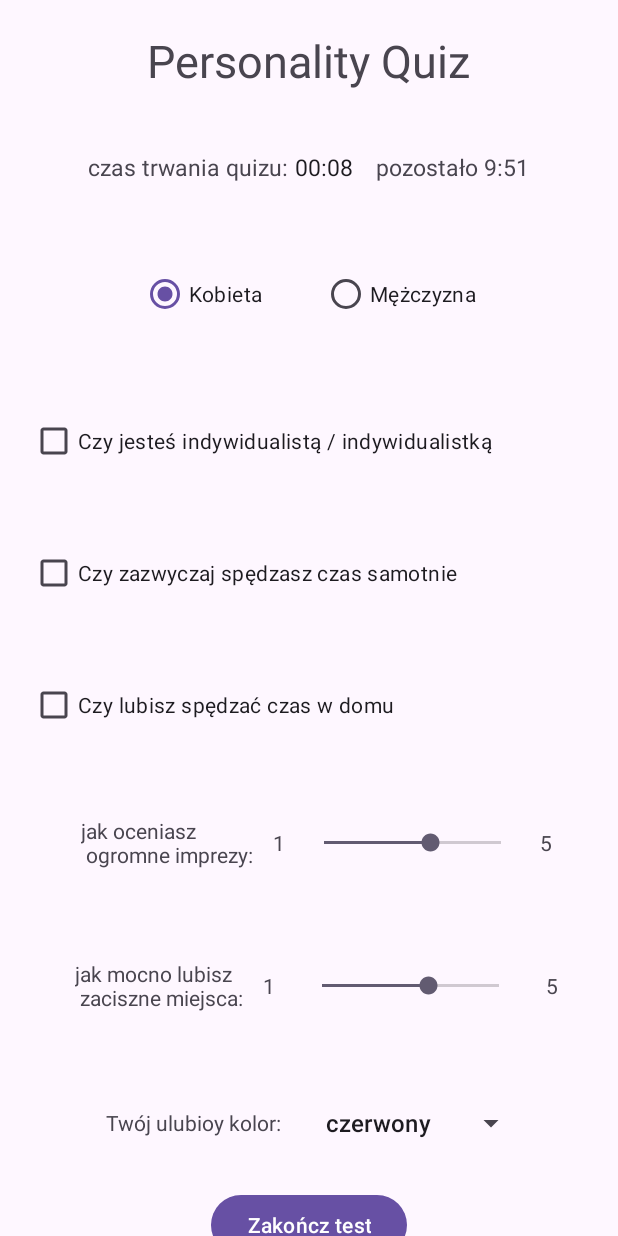
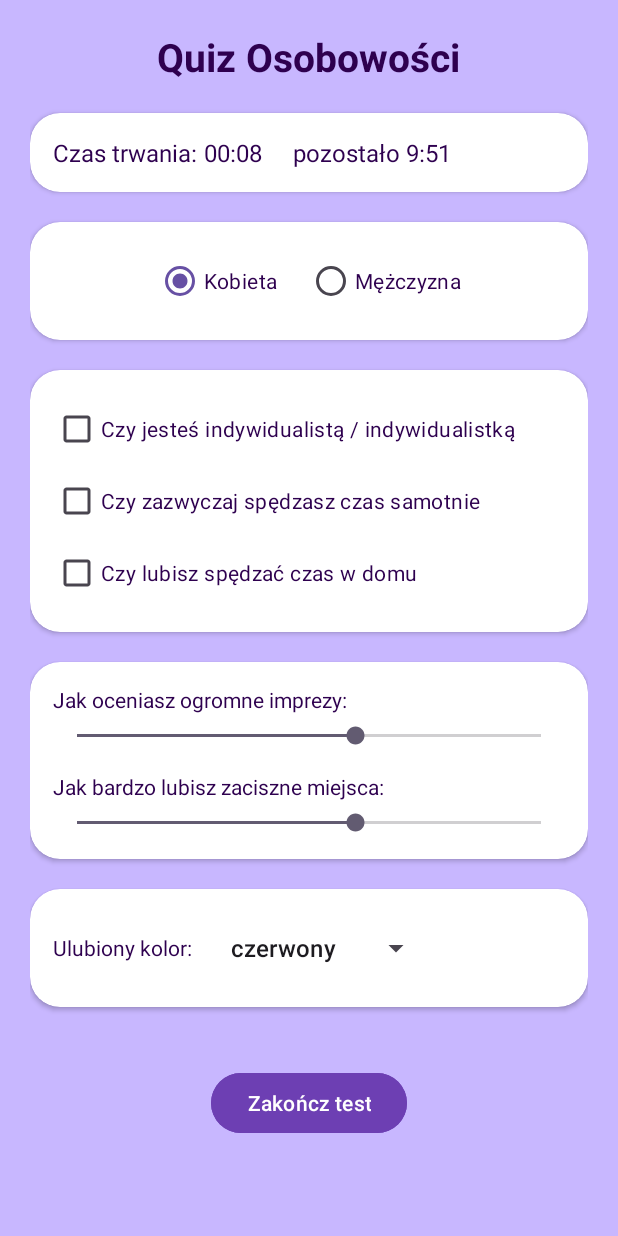
Before and after one commit to wsad4679/Personality-Quiz, an Android app: the screen it shows after launch (MainActivity), on a phone screen of 412 x 824 dp. Run offline under Robolectric (Android 15) with nearby library versions, the phone set to English and light mode, and no system bars; 1 statement that could not run was skipped.

Commit message:
add styles

```diff
--- a/app/src/main/java/com/example/personalityquiz/SummaryActivity.kt
+++ b/app/src/main/java/com/example/personalityquiz/SummaryActivity.kt
@@ -1,7 +1,9 @@
 package com.example.personalityquiz
 
+import android.graphics.Color
 import android.os.Bundle
 import android.widget.ImageView
+import android.widget.LinearLayout
 import android.widget.TextView
 import androidx.activity.enableEdgeToEdge
 import androidx.appcompat.app.AppCompatActivity
@@ -30,6 +32,7 @@ class SummaryActivity : AppCompatActivity() {
 
         dateTextView.text = "Data skończenia quizu: ${dateOfQuiz}  ${timeOfQuiz}"
 
+        val background : LinearLayout = findViewById(R.id.main)
 
 
         val quizDataPoints = intent.getIntExtra("QUIZ_DATA_POINTS", 0)
@@ -41,17 +44,21 @@ class SummaryActivity : AppCompatActivity() {
             if (quizDataPoints > 6) {
                 personality.text= "Jesteś ekstrawertyczką a twój ulubiony kolor to $quizDataColor"
                 personalityImage.setImageResource(R.drawable.ekstrawerty)
+                background.setBackgroundColor(Color.rgb(255, 175, 51))
             } else {
                 personality.text= "Jesteś introwertyczką a twój ulubiony kolor to $quizDataColor"
                 personalityImage.setImageResource(R.drawable.introwertyk)
+                background.setBackgroundColor(Color.rgb(46, 53, 112))
             }
         } else if (quizDataGender == "Mężczyzna") {
             if (quizDataPoints > 6) {
                 personality.text= "Jesteś ekstrawertykiem a twój ulubiony kolor to $quizDataColor"
                 personalityImage.setImageResource(R.drawable.ekstrawerty)
+                background.setBackgroundColor(Color.rgb(255, 175, 51))
             } else {
                 personality.text= "Jesteś introwertykiem a twój ulubiony kolor to $quizDataColor"
                 personalityImage.setImageResource(R.drawable.introwertyk)
+                background.setBackgroundColor(Color.rgb(46, 53, 112))
             }
         }
     }
--- a/app/src/main/res/layout/activity_main.xml
+++ b/app/src/main/res/layout/activity_main.xml
@@ -1,229 +1,212 @@
 <?xml version="1.0" encoding="utf-8"?>
-<LinearLayout
+<ScrollView
     xmlns:android="http://schemas.android.com/apk/res/android"
     xmlns:app="http://schemas.android.com/apk/res-auto"
     xmlns:tools="http://schemas.android.com/tools"
-    android:id="@+id/main"
     android:layout_width="match_parent"
     android:layout_height="match_parent"
     tools:context=".MainActivity"
+    android:background="#C8B7FF">
+
+    <LinearLayout
+        android:layout_width="match_parent"
+        android:layout_height="wrap_content"
         android:orientation="vertical"
-    >
+        android:padding="20dp">
 
         <TextView
             android:layout_width="wrap_content"
             android:layout_height="wrap_content"
-        android:text="Personality Quiz"
-        android:textSize="30sp"
-        android:layout_margin="20dp"
+            android:text="Quiz Osobowości"
+            android:textSize="26sp"
+            android:textStyle="bold"
             android:layout_gravity="center"
-        />
+            android:textColor="#2E004F"
+        android:layout_marginBottom="20dp"/>
+
+
+        <androidx.cardview.widget.CardView
+            android:layout_width="match_parent"
+            android:layout_height="wrap_content"
+            android:background="#E9E1F5"
+        app:cardCornerRadius="20dp"
+        android:layout_marginBottom="20dp">
 
         <LinearLayout
             android:layout_width="match_parent"
             android:layout_height="wrap_content"
-        android:layout_margin="20dp"
-        android:gravity="center"
             android:orientation="horizontal"
-        >
-
+            android:padding="15dp"
+            android:gravity="center_vertical">
 
             <TextView
                 android:layout_width="wrap_content"
                 android:layout_height="wrap_content"
-            android:text="czas trwania quizu: "
-            android:textSize="15sp" />
-
+                android:text="Czas trwania: "
+                android:textSize="16sp"
+                android:textColor="#2E004F"/>
 
             <Chronometer
                 android:id="@+id/quizTimeChronometer"
                 android:layout_width="wrap_content"
                 android:layout_height="wrap_content"
-            android:layout_marginEnd="15dp"
-            android:textSize="15sp" />
+                android:textSize="16sp"
+                android:layout_marginEnd="20dp"
+                android:textColor="#2E004F"/>
 
             <TextView
                 android:id="@+id/countDownTimer"
                 android:layout_width="wrap_content"
                 android:layout_height="wrap_content"
-            android:text="pozostały czas: 10:00"
-            android:textSize="15sp" />
+                android:text="Pozostały czas: 10:00"
+                android:textSize="16sp"
+                android:textColor="#2E004F"/>
+        </LinearLayout>
+    </androidx.cardview.widget.CardView>
 
 
-    </LinearLayout>
-
-    <ScrollView
+    <androidx.cardview.widget.CardView
         android:layout_width="match_parent"
-        android:layout_height="match_parent"
-        >
-
-        <LinearLayout
-            android:layout_width="match_parent"
-            android:layout_height="match_parent"
-            android:orientation="vertical"
-            >
-
-
+        android:layout_height="wrap_content"
+        android:background="#E9E1F5"
+        app:cardCornerRadius="20dp"
+        android:layout_marginBottom="20dp">
 
         <RadioGroup
             android:id="@+id/genderRadioGroup"
             android:layout_width="match_parent"
             android:layout_height="wrap_content"
             android:orientation="horizontal"
-                    android:layout_margin="10dp"
-                    android:layout_gravity="top"
-                    android:gravity="center"
-                    >
+            android:padding="15dp"
+            android:gravity="center">
 
             <RadioButton
                 android:id="@+id/womenRadioButton"
                 android:layout_width="wrap_content"
                 android:layout_height="wrap_content"
                 android:text="Kobieta"
-                        android:layout_margin="20dp"
                 android:checked="true"
-                        />
+                android:textColor="#2E004F"/>
 
             <RadioButton
                 android:id="@+id/menRadioButton"
                 android:layout_width="wrap_content"
                 android:layout_height="wrap_content"
                 android:text="Mężczyzna"
-                        android:layout_margin="20dp"
-                        />
+                android:layout_marginStart="20dp"
+                android:textColor="#2E004F"/>
+        </RadioGroup>
+    </androidx.cardview.widget.CardView>
 
+    <androidx.cardview.widget.CardView
+        android:layout_width="match_parent"
+        android:layout_height="wrap_content"
+        android:background="#E9E1F5"
+        app:cardCornerRadius="20dp"
+        android:layout_marginBottom="20dp">
 
-                </RadioGroup>
+        <LinearLayout
+            android:layout_width="match_parent"
+            android:layout_height="wrap_content"
+            android:orientation="vertical"
+            android:padding="15dp">
 
             <CheckBox
                 android:id="@+id/firstQuestionCheckBox"
                 android:layout_width="wrap_content"
                 android:layout_height="wrap_content"
                 android:text="Czy jesteś indywidualistą / indywidualistką"
-                android:layout_margin="20dp"
-                />
+                android:textColor="#2E004F"/>
 
             <CheckBox
                 android:id="@+id/secondQuestionCheckBox"
                 android:layout_width="wrap_content"
                 android:layout_height="wrap_content"
                 android:text="Czy zazwyczaj spędzasz czas samotnie"
-                android:layout_margin="20dp"
-                />
+                android:textColor="#2E004F"/>
 
             <CheckBox
                 android:id="@+id/thirdQuestionCheckBox"
                 android:layout_width="wrap_content"
                 android:layout_height="wrap_content"
                 android:text="Czy lubisz spędzać czas w domu"
-                android:layout_margin="20dp"
-            />
+                android:textColor="#2E004F"/>
+        </LinearLayout>
+    </androidx.cardview.widget.CardView>
 
+
+    <androidx.cardview.widget.CardView
+        android:layout_width="match_parent"
+        android:layout_height="wrap_content"
+        android:background="#E9E1F5"
+        app:cardCornerRadius="20dp"
+        android:layout_marginBottom="20dp">
 
         <LinearLayout
             android:layout_width="match_parent"
             android:layout_height="wrap_content"
-                android:layout_margin="20dp"
-                android:gravity="center"
-                android:orientation="horizontal"
-                >
-
+            android:orientation="vertical"
+            android:padding="15dp">
 
             <TextView
                 android:layout_width="wrap_content"
                 android:layout_height="wrap_content"
-                    android:text="jak oceniasz\n ogromne imprezy: "
-                    android:layout_margin="10dp"
-                    />
+                android:text="Jak oceniasz ogromne imprezy:"
+                android:layout_marginBottom="5dp"
+                android:textColor="#2E004F"/>
 
+            <SeekBar
+                android:id="@+id/firstSeekBar"
+                android:layout_width="match_parent"
+                android:layout_height="wrap_content"
+                android:max="5"
+                android:progress="3"/>
 
             <TextView
                 android:layout_width="wrap_content"
                 android:layout_height="wrap_content"
-                    android:text="1"
-                    />
+                android:text="Jak bardzo lubisz zaciszne miejsca:"
+                android:layout_marginTop="15dp"
+                android:layout_marginBottom="5dp"
+                android:textColor="#2E004F"/>
 
             <SeekBar
-                    android:id="@+id/firstSeekBar"
-                    android:layout_width="150dp"
+                android:id="@+id/secondSeekBar"
+                android:layout_width="match_parent"
                 android:layout_height="wrap_content"
-                    android:layout_margin="10dp"
                 android:max="5"
-                    android:progress="3" />
+                android:progress="3"/>
+        </LinearLayout>
+    </androidx.cardview.widget.CardView>
+
+
+    <androidx.cardview.widget.CardView
+        android:layout_width="match_parent"
+        android:layout_height="wrap_content"
+        android:background="#E9E1F5"
+        app:cardCornerRadius="20dp"
+        android:layout_marginBottom="20dp">
+
+        <LinearLayout
+            android:layout_width="match_parent"
+            android:layout_height="wrap_content"
+            android:padding="15dp"
+            android:orientation="horizontal"
+            android:gravity="center_vertical">
 
             <TextView
                 android:layout_width="wrap_content"
                 android:layout_height="wrap_content"
-                    android:text="5"
-                    />
-
-            </LinearLayout>
-
-            <LinearLayout
-                android:layout_width="match_parent"
-                android:layout_height="wrap_content"
-                android:layout_margin="20dp"
-                android:gravity="center"
-                android:orientation="horizontal"
-                >
-
-
-                <TextView
-                    android:layout_width="wrap_content"
-                    android:layout_height="wrap_content"
-                    android:text="jak mocno lubisz\n zaciszne miejsca: "
-                    android:layout_margin="10dp"
-                    />
-                <TextView
-                    android:layout_width="wrap_content"
-                    android:layout_height="wrap_content"
-                    android:text="1"
-                    />
-
-                <SeekBar
-                    android:id="@+id/secondSeekBar"
-                    android:layout_width="150dp"
-                    android:layout_height="wrap_content"
-                    android:layout_margin="15dp"
-                    android:max="5"
-                    android:progress="3" />
-
-                <TextView
-                    android:layout_width="wrap_content"
-                    android:layout_height="wrap_content"
-                    android:text="5"
-                    />
-
-            </LinearLayout>
-
-        <LinearLayout
-            android:layout_width="match_parent"
-            android:layout_height="wrap_content"
-            android:layout_margin="20dp"
-            android:gravity="center"
-            android:orientation="horizontal"
-            >
-
-            <TextView
-                android:layout_width="wrap_content"
-                android:layout_height="wrap_content"
-                android:text="Twój ulubioy kolor: "
-                android:layout_margin="10dp"
-                />
-
-
+                android:text="Ulubiony kolor:"
+                android:layout_marginEnd="10dp"
+                android:textColor="#2E004F"/>
 
             <Spinner
                 android:id="@+id/favouriteColorSpinner"
                 android:layout_width="wrap_content"
-                android:layout_height="wrap_content"
-
-                />
-
+                android:layout_height="wrap_content"/>
         </LinearLayout>
-
-
-
+    </androidx.cardview.widget.CardView>
 
         <Button
         android:id="@+id/finishTestButton"
@@ -231,11 +214,12 @@
         android:layout_height="wrap_content"
         android:text="Zakończ test"
         android:layout_gravity="center"
+        android:layout_marginTop="20dp"
+        android:backgroundTint="#6D3FB3"
+        android:textColor="#FFFFFF"
         />
 
 </LinearLayout>
 
 
     </ScrollView>
-
-    </LinearLayout>
--- a/app/src/main/res/layout/activity_summary.xml
+++ b/app/src/main/res/layout/activity_summary.xml
@@ -8,6 +8,7 @@
     android:layout_height="match_parent"
     tools:context=".SummaryActivity"
     android:orientation="vertical"
+
     >
 
     <TextView
@@ -17,8 +18,18 @@
         android:textSize="20sp"
         android:layout_margin="20dp"
         android:layout_gravity="center"
+        android:textColor="@android:color/white"
+
         />
 
+    <androidx.cardview.widget.CardView
+        android:layout_width="wrap_content"
+        android:layout_height="wrap_content"
+        android:background="#D1E2DB"
+        android:layout_gravity="center"
+        app:cardCornerRadius="40dp"
+        android:layout_marginBottom="30dp"
+        >
     <TextView
         android:id="@+id/dateOfQuiz"
         android:layout_width="wrap_content"
@@ -26,7 +37,16 @@
         android:text="Data skończenia quizu: "
         android:layout_margin="20dp"
         />
+    </androidx.cardview.widget.CardView>
 
+
+    <androidx.cardview.widget.CardView
+        android:layout_width="wrap_content"
+        android:layout_height="wrap_content"
+        android:background="#D1E2DB"
+        android:layout_gravity="center"
+        app:cardCornerRadius="40dp"
+        >
     <TextView
         android:id="@+id/personalityTextView"
         android:layout_width="match_parent"
@@ -35,6 +55,7 @@
         android:textSize="25sp"
         android:layout_margin="30dp"
         />
+    </androidx.cardview.widget.CardView>
 
     <ImageView
         android:id="@+id/personalityImageView"
@@ -43,6 +64,20 @@
         android:layout_gravity="center"
         android:layout_margin="30dp"
         />
+
+    <androidx.cardview.widget.CardView
+        android:layout_width="wrap_content"
+        android:layout_height="wrap_content"
+        android:background="#D1E2DB"
+        android:layout_gravity="center"
+        app:cardCornerRadius="40dp"
+        android:layout_marginBottom="30dp"
+        >
+        <LinearLayout
+            android:layout_width="wrap_content"
+            android:layout_height="wrap_content"
+            android:orientation="vertical"
+            >
 
     <TextView
         android:layout_width="wrap_content"
@@ -63,6 +98,8 @@
         android:stepSize="0.5"
         android:rating="1"
         />
+        </LinearLayout>
+    </androidx.cardview.widget.CardView>
 
 
 
```
Lines whose indentation alone changed are shown as unchanged.
